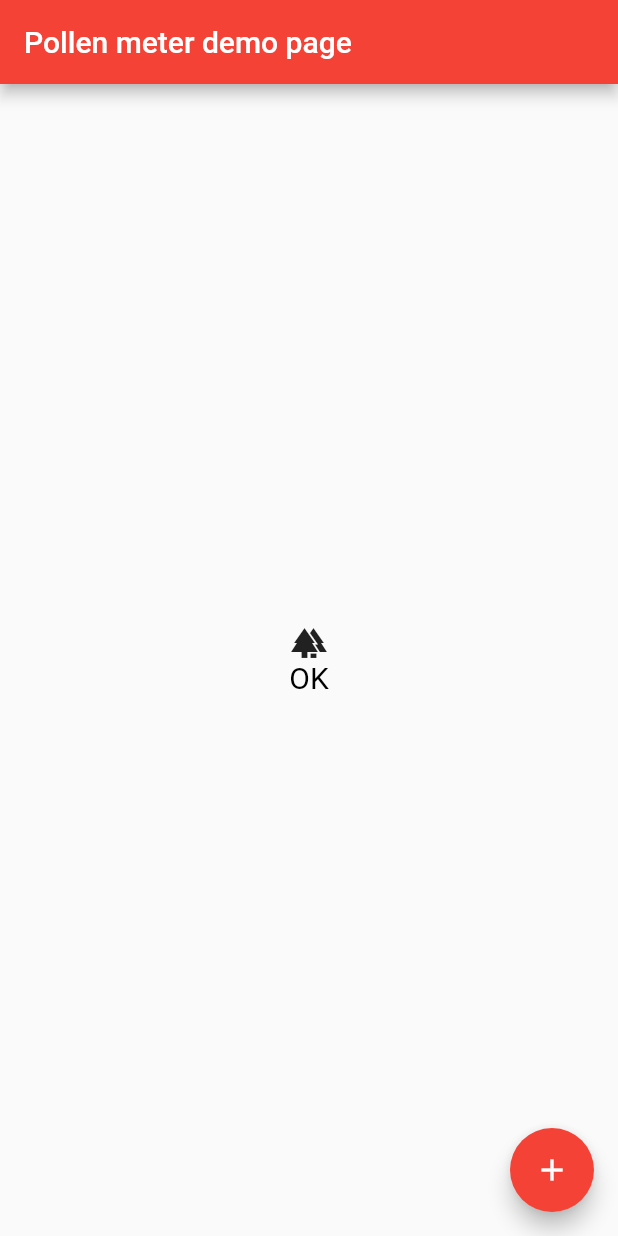
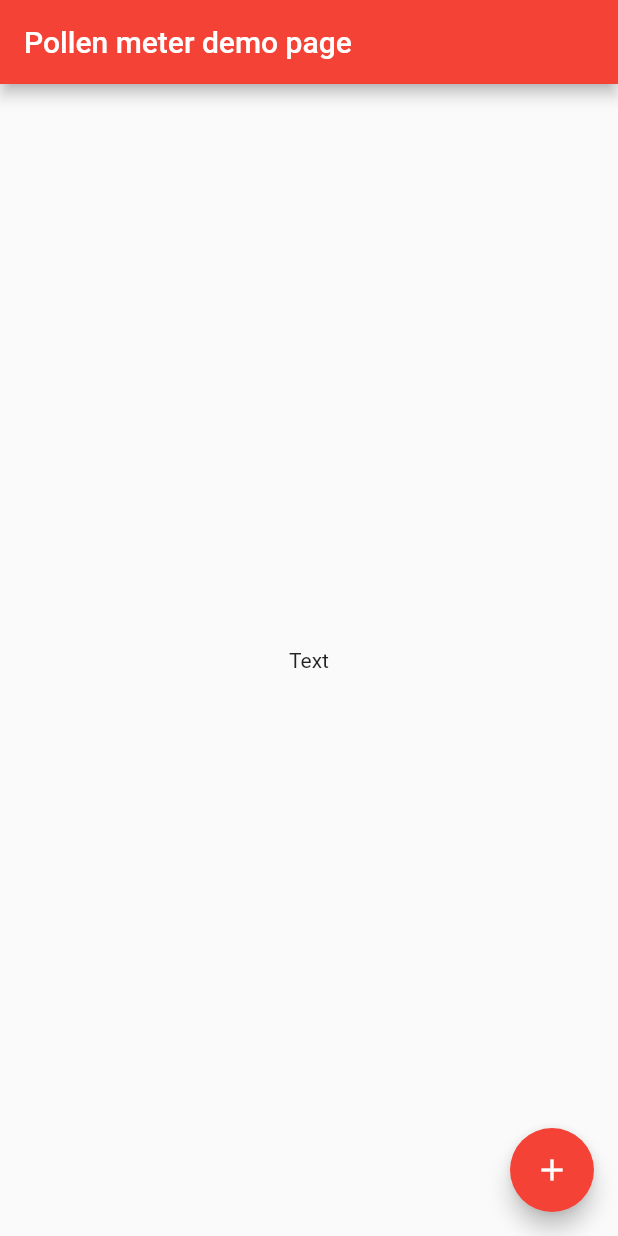
Before and after one commit to kheynov/PollenMeter, a Flutter app: the screen it shows after launch, on a phone screen of 412 x 824 dp. Run offline on Flutter 3.47's test engine with Material 2 defaults, Android fonts, the phone set to English and light mode, and no system bars; our stand-ins replace firebase_core; missing offline and left inert: gauge_indicator; accounts and stored records are empty.

```diff
--- a/lib/main.dart
+++ b/lib/main.dart
@@ -2,7 +2,6 @@ import 'package:flutter/material.dart';
 
 import 'package:firebase_core/firebase_core.dart';
 import 'firebase_options.dart';
-import 'core_ui/pollen_concentration_gauge.dart';
 
 void main() async {
   runApp(const MyApp());
@@ -102,10 +101,7 @@ class _MyHomePageState extends State<MyHomePage> {
           // axis because Columns are vertical (the cross axis would be
           // horizontal).
           mainAxisAlignment: MainAxisAlignment.center,
-          children: const [
-            PollenConcentrationGauge(
-                concentration: 10, progressBarColor: Colors.blue, text: "OK"),
-          ],
+          children: const [Text("Text")],
         ),
       ),
       floatingActionButton: FloatingActionButton(
```
